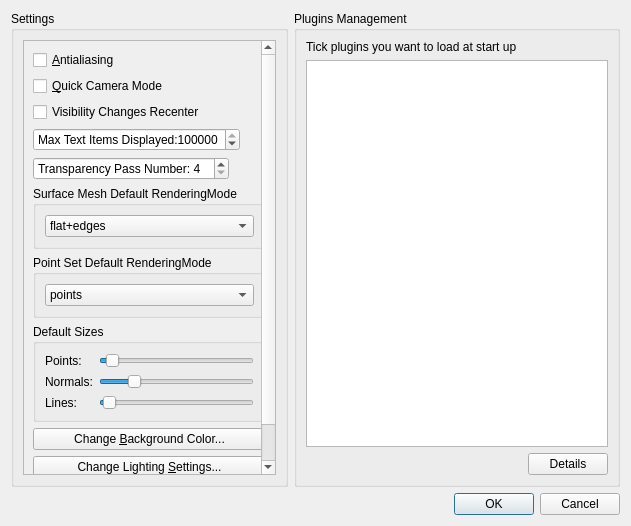
This is Polyhedron/demo/Polyhedron/Preferences.ui in CGAL/cgal as Qt 5 draws it before an edit. The edited form follows.
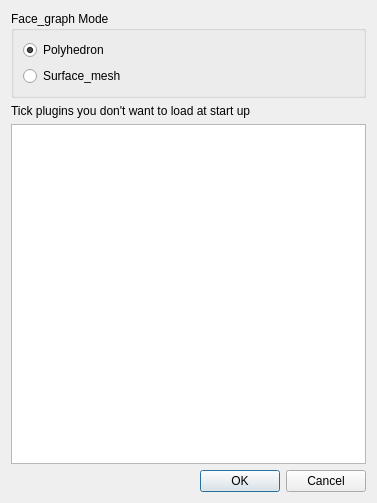
This is the edited form.

What changed in the file:
```diff
--- a/Polyhedron/demo/Polyhedron/Preferences.ui
+++ b/Polyhedron/demo/Polyhedron/Preferences.ui
@@ -6,378 +6,81 @@
    <rect>
     <x>0</x>
     <y>0</y>
-    <width>631</width>
-    <height>526</height>
+    <width>377</width>
+    <height>503</height>
    </rect>
   </property>
-  <property name="sizePolicy">
-   <sizepolicy hsizetype="Fixed" vsizetype="Preferred">
-    <horstretch>0</horstretch>
-    <verstretch>0</verstretch>
-   </sizepolicy>
-  </property>
   <property name="windowTitle">
    <string>Preferences</string>
   </property>
-  <layout class="QVBoxLayout" name="verticalLayout" stretch="1,1">
+  <layout class="QVBoxLayout" name="verticalLayout">
    <item>
-    <layout class="QHBoxLayout" name="horizontalLayout" stretch="0,0">
-     <item>
-      <widget class="QGroupBox" name="groupBox_2">
-       <property name="sizePolicy">
-        <sizepolicy hsizetype="Preferred" vsizetype="Preferred">
-         <horstretch>0</horstretch>
-         <verstretch>0</verstretch>
-        </sizepolicy>
-       </property>
-       <property name="title">
-        <string>Settings</string>
-       </property>
-       <layout class="QVBoxLayout" name="verticalLayout_4">
-        <item>
-         <widget class="QScrollArea" name="scrollArea">
-          <property name="sizePolicy">
-           <sizepolicy hsizetype="Fixed" vsizetype="Preferred">
-            <horstretch>0</horstretch>
-            <verstretch>0</verstretch>
-           </sizepolicy>
-          </property>
-          <property name="verticalScrollBarPolicy">
-           <enum>Qt::ScrollBarAsNeeded</enum>
-          </property>
-          <property name="horizontalScrollBarPolicy">
-           <enum>Qt::ScrollBarAlwaysOff</enum>
-          </property>
-          <property name="sizeAdjustPolicy">
-           <enum>QAbstractScrollArea::AdjustIgnored</enum>
-          </property>
-          <property name="widgetResizable">
-           <bool>true</bool>
-          </property>
-          <widget class="QWidget" name="scrollAreaWidgetContents">
-           <property name="geometry">
-            <rect>
-             <x>0</x>
-             <y>0</y>
-             <width>278</width>
-             <height>499</height>
-            </rect>
-           </property>
-           <layout class="QVBoxLayout" name="verticalLayout_3">
-            <item>
-             <widget class="QCheckBox" name="antialiasingCheckBox">
-              <property name="text">
-               <string>&amp;Antialiasing</string>
-              </property>
-             </widget>
-            </item>
-            <item>
-             <widget class="QCheckBox" name="quick_cameraCheckBox">
-              <property name="text">
-               <string>&amp;Quick Camera Mode</string>
-              </property>
-             </widget>
-            </item>
-            <item>
-             <widget class="QCheckBox" name="offset_updateCheckBox">
-              <property name="text">
-               <string>Visibility Changes Recenter</string>
-              </property>
-             </widget>
-            </item>
-            <item>
-             <widget class="QSpinBox" name="max_itemsSpinBox">
-              <property name="sizePolicy">
-               <sizepolicy hsizetype="Fixed" vsizetype="Fixed">
-                <horstretch>0</horstretch>
-                <verstretch>0</verstretch>
-               </sizepolicy>
-              </property>
-              <property name="prefix">
-               <string>Max Text Items Displayed:</string>
-              </property>
-              <property name="minimum">
-               <number>1</number>
-              </property>
-              <property name="maximum">
-               <number>999999999</number>
-              </property>
-              <property name="value">
-               <number>100000</number>
-              </property>
-             </widget>
-            </item>
-            <item>
-             <widget class="QSpinBox" name="transpSpinBox">
-              <property name="sizePolicy">
-               <sizepolicy hsizetype="Fixed" vsizetype="Fixed">
-                <horstretch>0</horstretch>
-                <verstretch>0</verstretch>
-               </sizepolicy>
-              </property>
-              <property name="prefix">
-               <string>Transparency Pass Number: </string>
-              </property>
-              <property name="minimum">
-               <number>4</number>
-              </property>
-              <property name="value">
-               <number>4</number>
-              </property>
-             </widget>
-            </item>
-            <item>
-             <widget class="QGroupBox" name="groupBox_3">
-              <property name="title">
-               <string>Surface Mesh Default RenderingMode</string>
-              </property>
-              <layout class="QVBoxLayout" name="verticalLayout_5">
-               <item>
-                <widget class="QComboBox" name="surface_meshComboBox">
-                 <property name="currentIndex">
-                  <number>1</number>
-                 </property>
-                 <item>
-                  <property name="text">
-                   <string>Gouraud</string>
-                  </property>
-                 </item>
-                 <item>
-                  <property name="text">
-                   <string>flat+edges</string>
-                  </property>
-                 </item>
-                 <item>
-                  <property name="text">
-                   <string>flat</string>
-                  </property>
-                 </item>
-                 <item>
-                  <property name="text">
-                   <string>wire</string>
-                  </property>
-                 </item>
-                 <item>
-                  <property name="text">
-                   <string>points</string>
-                  </property>
-                 </item>
-                </widget>
-               </item>
-              </layout>
-             </widget>
-            </item>
-            <item>
-             <widget class="QGroupBox" name="groupBox_4">
-              <property name="title">
-               <string>Point Set Default RenderingMode</string>
-              </property>
-              <layout class="QVBoxLayout" name="verticalLayout_6">
-               <item>
-                <widget class="QComboBox" name="point_setComboBox">
-                 <item>
-                  <property name="text">
-                   <string>points</string>
-                  </property>
-                 </item>
-                 <item>
-                  <property name="text">
-                   <string>shaded points</string>
-                  </property>
-                 </item>
-                 <item>
-                  <property name="text">
-                   <string>pts+normals</string>
-                  </property>
-                 </item>
-                </widget>
-               </item>
-              </layout>
-             </widget>
-            </item>
-            <item>
-             <widget class="QGroupBox" name="groupBox_5">
-              <property name="title">
-               <string>Default Sizes</string>
-              </property>
-              <layout class="QFormLayout" name="formLayout">
-               <item row="0" column="0">
-                <widget class="QLabel" name="label_2">
-                 <property name="text">
-                  <string>Points: </string>
-                 </property>
-                </widget>
-               </item>
-               <item row="0" column="1">
-                <widget class="QSlider" name="pointsHorizontalSlider">
-                 <property name="minimum">
-                  <number>1</number>
-                 </property>
-                 <property name="maximum">
-                  <number>25</number>
-                 </property>
-                 <property name="value">
-                  <number>2</number>
-                 </property>
-                 <property name="orientation">
-                  <enum>Qt::Horizontal</enum>
-                 </property>
-                </widget>
-               </item>
-               <item row="2" column="1">
-                <widget class="QSlider" name="normalsHorizontalSlider">
-                 <property name="value">
-                  <number>20</number>
-                 </property>
-                 <property name="orientation">
-                  <enum>Qt::Horizontal</enum>
-                 </property>
-                </widget>
-               </item>
-               <item row="3" column="1">
-                <widget class="QSlider" name="linesHorizontalSlider">
-                 <property name="value">
-                  <number>2</number>
-                 </property>
-                 <property name="tracking">
-                  <bool>false</bool>
-                 </property>
-                 <property name="orientation">
-                  <enum>Qt::Horizontal</enum>
-                 </property>
-                </widget>
-               </item>
-               <item row="2" column="0">
-                <widget class="QLabel" name="label_3">
-                 <property name="text">
-                  <string>Normals:</string>
-                 </property>
-                </widget>
-               </item>
-               <item row="3" column="0">
-                <widget class="QLabel" name="label_4">
-                 <property name="text">
-                  <string>Lines:</string>
-                 </property>
-                </widget>
-               </item>
-              </layout>
-             </widget>
-            </item>
-            <item>
-             <widget class="QPushButton" name="background_colorPushButton">
-              <property name="text">
-               <string>Change &amp;Background Color...</string>
-              </property>
-             </widget>
-            </item>
-            <item>
-             <widget class="QPushButton" name="lightingPushButton">
-              <property name="text">
-               <string>Change Lighting &amp;Settings...</string>
-              </property>
-             </widget>
-            </item>
-            <item>
-             <widget class="QPushButton" name="default_save_asPushButton">
-              <property name="text">
-               <string>Change Default Saveas Dir...</string>
-              </property>
-             </widget>
-            </item>
-            <item>
-             <spacer name="verticalSpacer">
-              <property name="orientation">
-               <enum>Qt::Vertical</enum>
-              </property>
-              <property name="sizeHint" stdset="0">
-               <size>
-                <width>20</width>
-                <height>40</height>
-               </size>
-              </property>
-             </spacer>
-            </item>
-           </layout>
-          </widget>
-         </widget>
-        </item>
-       </layout>
-      </widget>
-     </item>
-     <item>
-      <widget class="QGroupBox" name="groupBox">
-       <property name="title">
-        <string>Plugins Management</string>
-       </property>
-       <layout class="QVBoxLayout" name="verticalLayout_2">
-        <item>
-         <widget class="QLabel" name="label">
-          <property name="text">
-           <string>Tick plugins you want to load at start up</string>
-          </property>
-         </widget>
-        </item>
-        <item>
-         <widget class="QTreeWidget" name="treeWidget">
-          <property name="alternatingRowColors">
-           <bool>true</bool>
-          </property>
-          <property name="selectionMode">
-           <enum>QAbstractItemView::ExtendedSelection</enum>
-          </property>
-          <property name="selectionBehavior">
-           <enum>QAbstractItemView::SelectRows</enum>
-          </property>
-          <property name="headerHidden">
-           <bool>true</bool>
-          </property>
-          <property name="columnCount">
-           <number>2</number>
-          </property>
-          <attribute name="headerVisible">
-           <bool>false</bool>
-          </attribute>
-          <column>
-           <property name="text">
-            <string notr="true">1</string>
-           </property>
-          </column>
-          <column>
-           <property name="text">
-            <string notr="true">2</string>
-           </property>
-          </column>
-         </widget>
-        </item>
-        <item>
-         <layout class="QHBoxLayout" name="horizontalLayout_2">
-          <item>
-           <spacer name="horizontalSpacer">
-            <property name="orientation">
-             <enum>Qt::Horizontal</enum>
-            </property>
-            <property name="sizeHint" stdset="0">
-             <size>
-              <width>40</width>
-              <height>20</height>
-             </size>
-            </property>
-           </spacer>
-          </item>
-          <item>
-           <widget class="QPushButton" name="detailsPushButton">
-            <property name="text">
-             <string>Details</string>
-            </property>
-           </widget>
-          </item>
-         </layout>
-        </item>
-       </layout>
-      </widget>
-     </item>
-    </layout>
+    <widget class="QGroupBox" name="groupBox">
+     <property name="title">
+      <string>Face_graph Mode</string>
+     </property>
+     <layout class="QVBoxLayout" name="verticalLayout_2">
+      <item>
+       <widget class="QRadioButton" name="polyRadioButton">
+        <property name="toolTip">
+         <string>&lt;html&gt;&lt;head/&gt;&lt;body&gt;&lt;p align=&quot;justify&quot;&gt;The default FaceGraph item is the Scene_polyhedron_item.&lt;/p&gt;&lt;p align=&quot;justify&quot;&gt;&lt;br/&gt;&lt;/p&gt;&lt;p align=&quot;justify&quot;&gt;Plugins generating FaceGraph items from another type of item will create a Scene_polyhedron_item. This mode might be more stable and a few plugins only exist for it.&lt;/p&gt;&lt;/body&gt;&lt;/html&gt;</string>
+        </property>
+        <property name="text">
+         <string>Polyhedron</string>
+        </property>
+        <property name="checked">
+         <bool>true</bool>
+        </property>
+       </widget>
+      </item>
+      <item>
+       <widget class="QRadioButton" name="smRadioButton">
+        <property name="toolTip">
+         <string>&lt;html&gt;&lt;head/&gt;&lt;body&gt;&lt;p&gt;The default FaceGraph item is the Scene_surface_mesh_item.&lt;/p&gt;&lt;p align=&quot;justify&quot;&gt;&lt;br/&gt;&lt;/p&gt;&lt;p align=&quot;justify&quot;&gt;Plugins generating FaceGraph items from another type of item will create a Scene_surface_mesh_item. This mode is globally more efficient in terms of memory and performance, but a few plugins have not been implemented for it yet.&lt;/p&gt;&lt;/body&gt;&lt;/html&gt;</string>
+        </property>
+        <property name="text">
+         <string>Surface_mesh</string>
+        </property>
+       </widget>
+      </item>
+     </layout>
+    </widget>
+   </item>
+   <item>
+    <widget class="QLabel" name="label">
+     <property name="text">
+      <string>Tick plugins you don't want to load at start up</string>
+     </property>
+    </widget>
+   </item>
+   <item>
+    <widget class="QTreeWidget" name="treeWidget">
+     <property name="alternatingRowColors">
+      <bool>false</bool>
+     </property>
+     <property name="selectionMode">
+      <enum>QAbstractItemView::NoSelection</enum>
+     </property>
+     <property name="headerHidden">
+      <bool>true</bool>
+     </property>
+     <property name="columnCount">
+      <number>2</number>
+     </property>
+     <attribute name="headerVisible">
+      <bool>false</bool>
+     </attribute>
+     <column>
+      <property name="text">
+       <string notr="true">1</string>
+      </property>
+     </column>
+     <column>
+      <property name="text">
+       <string notr="true">2</string>
+      </property>
+     </column>
+    </widget>
    </item>
    <item>
     <widget class="QDialogButtonBox" name="buttonBox">
```
